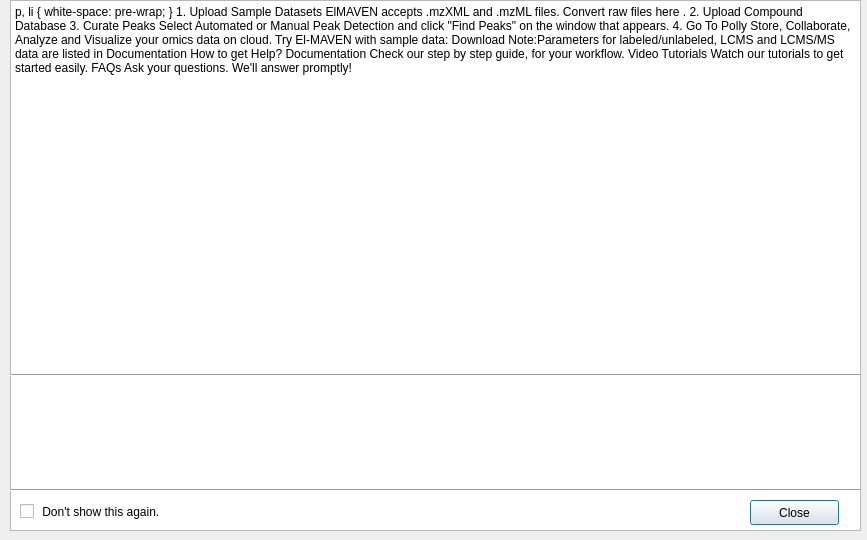
Before: the Qt Designer form src/gui/mzroll/forms/gettingstarted.ui in ElucidataInc/ElMaven, drawn with Qt 5.
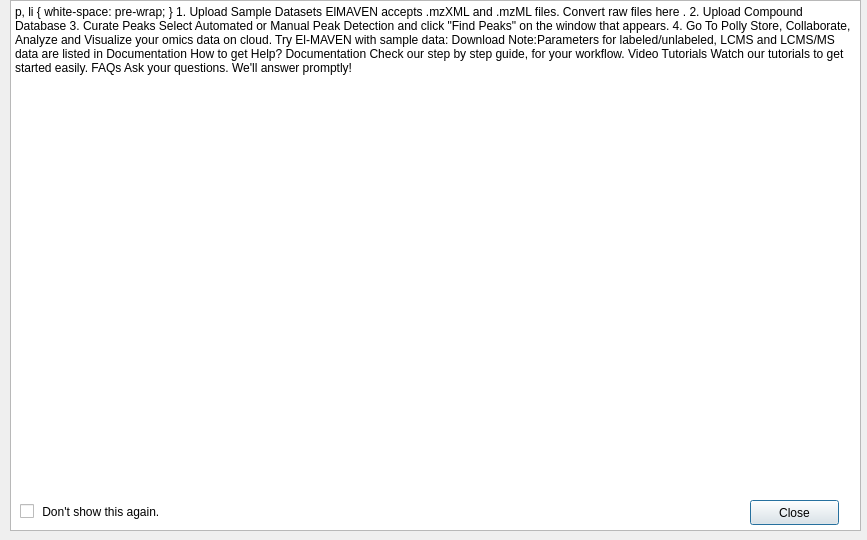
After: the same form once the commit is applied. Icons and pictures are not drawn.

Commit message: Fix: Alignment of getting started dialog

The edit to the form file:
```diff
--- a/src/gui/mzroll/forms/gettingstarted.ui
+++ b/src/gui/mzroll/forms/gettingstarted.ui
@@ -46,36 +46,12 @@
 &lt;p align=&quot;center&quot; style=&quot;-qt-paragraph-type:empty; margin-top:0px; margin-bottom:0px; margin-left:0px; margin-right:0px; -qt-block-indent:0; text-indent:0px; text-decoration: underline; color:#0000ff;&quot;&gt;&lt;br /&gt;&lt;/p&gt;
 &lt;p align=&quot;center&quot; style=&quot; margin-top:0px; margin-bottom:0px; margin-left:0px; margin-right:0px; -qt-block-indent:0; text-indent:0px;&quot;&gt;         &lt;span style=&quot; font-weight:600;&quot;&gt;Note:Parameters for labeled/unlabeled, LCMS and LCMS/MS data are listed in Documentation&lt;/span&gt;&lt;/p&gt;
 &lt;hr /&gt;
+&lt;hr /&gt;
 &lt;p align=&quot;center&quot; style=&quot; margin-top:0px; margin-bottom:0px; margin-left:0px; margin-right:0px; -qt-block-indent:0; text-indent:0px;&quot;&gt;&lt;span style=&quot; font-size:16pt; font-weight:600;&quot;&gt;How to get Help?&lt;/span&gt;&lt;/p&gt;
 &lt;ul style=&quot;margin-top: 0px; margin-bottom: 0px; margin-left: 0px; margin-right: 0px; -qt-list-indent: 1;&quot;&gt;&lt;li style=&quot; margin-top:12px; margin-bottom:0px; margin-left:170px; margin-right:0px; -qt-block-indent:0; text-indent:0px;&quot;&gt;&lt;a href=&quot;https://github.com/ElucidataInc/ElMaven/wiki&quot;&gt;&lt;span style=&quot; text-decoration: underline; color:#0000ff;&quot;&gt;Documentation&lt;/span&gt;&lt;/a&gt; Check our step  by step guide, for your workflow.&lt;/li&gt;
 &lt;li style=&quot; margin-top:0px; margin-bottom:0px; margin-left:170px; margin-right:0px; -qt-block-indent:0; text-indent:0px;&quot;&gt;&lt;a href=&quot;https://www.youtube.com/channel/UCZYVM0I1zqRgkGTdIlQZ9Yw/videos&quot;&gt;&lt;span style=&quot; text-decoration: underline; color:#0000ff;&quot;&gt;Video Tutorials&lt;/span&gt;&lt;/a&gt; Watch our tutorials to get started easily.&lt;/li&gt;
-&lt;li style=&quot; margin-top:0px; margin-bottom:0px; margin-left:170px; margin-right:0px; -qt-block-indent:0; text-indent:0px;&quot;&gt;&lt;a href=&quot;https://elucidatainc.github.io/ElMaven/faq/&quot;&gt;&lt;span style=&quot; text-decoration: underline; color:#0000ff;&quot;&gt;FAQs&lt;/span&gt;&lt;/a&gt; Ask your questions. We'll answer promptly!&lt;/li&gt;&lt;/ul&gt;&lt;/body&gt;&lt;/html&gt;</string>
-   </property>
-  </widget>
-  <widget class="QLabel" name="label_3">
-   <property name="geometry">
-    <rect>
-     <x>60</x>
-     <y>10</y>
-     <width>391</width>
-     <height>291</height>
-    </rect>
-   </property>
-   <property name="text">
-    <string>&lt;html&gt;&lt;head/&gt;&lt;body&gt;&lt;p&gt;&lt;img src=&quot;:/images/GettingStartedpic.png&quot;/&gt;&lt;/p&gt;&lt;/body&gt;&lt;/html&gt;</string>
-   </property>
-  </widget>
-  <widget class="Line" name="line">
-   <property name="geometry">
-    <rect>
-     <x>10</x>
-     <y>350</y>
-     <width>851</width>
-     <height>51</height>
-    </rect>
-   </property>
-   <property name="orientation">
-    <enum>Qt::Horizontal</enum>
+&lt;li style=&quot; margin-top:0px; margin-bottom:0px; margin-left:170px; margin-right:0px; -qt-block-indent:0; text-indent:0px;&quot;&gt;&lt;a href=&quot;https://elucidatainc.github.io/ElMaven/faq/&quot;&gt;&lt;span style=&quot; text-decoration: underline; color:#0000ff;&quot;&gt;FAQs&lt;/span&gt;&lt;/a&gt; Ask your questions. We'll answer promptly!&lt;/li&gt;&lt;/ul&gt;
+&lt;hr /&gt;&lt;/body&gt;&lt;/html&gt;</string>
    </property>
   </widget>
   <widget class="QPushButton" name="pushButton">
@@ -91,19 +67,6 @@
     <string>Close</string>
    </property>
   </widget>
-  <widget class="Line" name="line_2">
-   <property name="geometry">
-    <rect>
-     <x>10</x>
-     <y>480</y>
-     <width>851</width>
-     <height>20</height>
-    </rect>
-   </property>
-   <property name="orientation">
-    <enum>Qt::Horizontal</enum>
-   </property>
-  </widget>
   <widget class="QCheckBox" name="checkBox">
    <property name="geometry">
     <rect>
```
Left out of the diff: 13 changed lines with no effect on the pictures.
